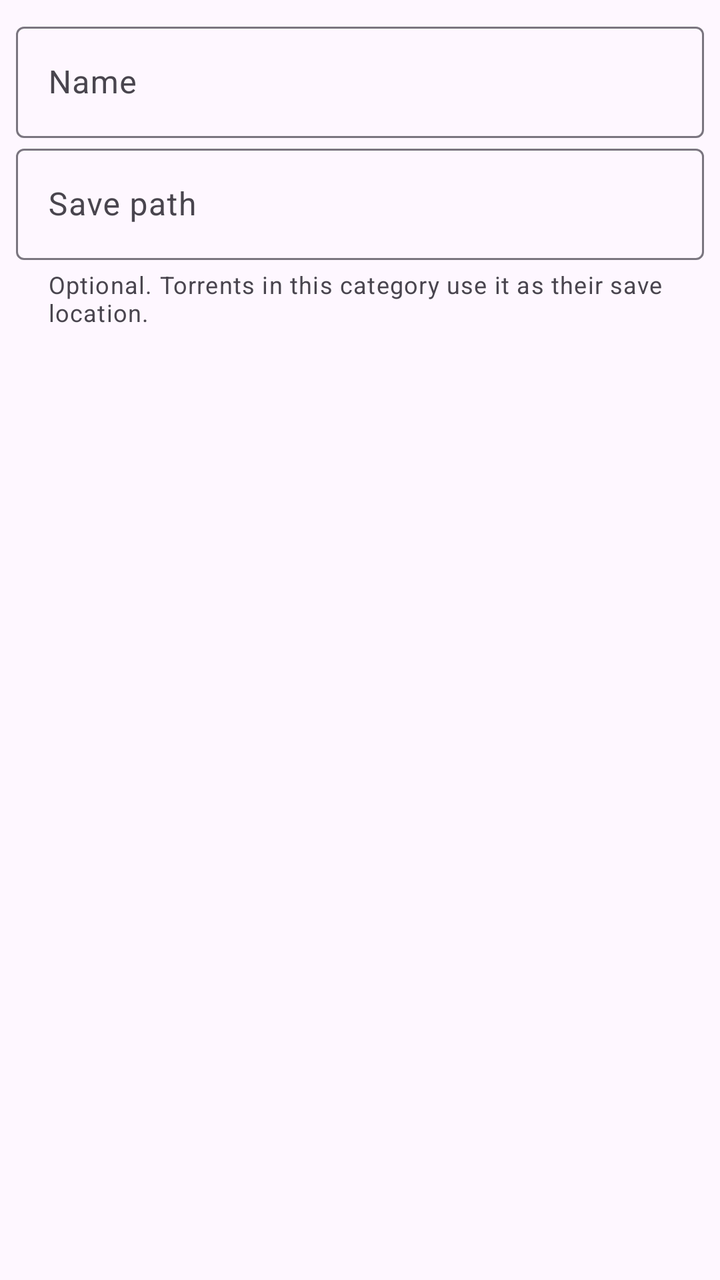
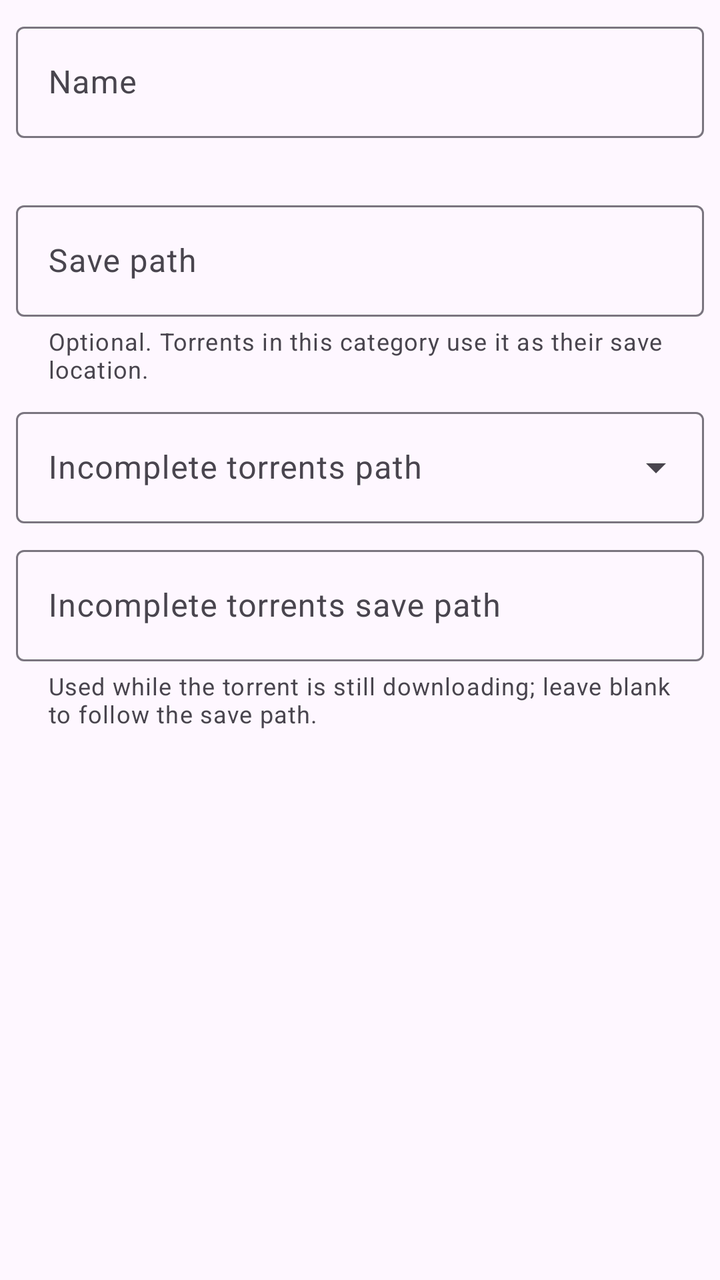

Before-and-after screenshots of an Android layout around one commit, followed by the original layout XML and the change that was made.
<!-- AndroidManifest.xml: application theme AppTheme -->
<!-- res/layout/dialog_category.xml -->
<?xml version="1.0" encoding="utf-8"?>
<LinearLayout xmlns:android="http://schemas.android.com/apk/res/android"
    xmlns:app="http://schemas.android.com/apk/res-auto"
    android:layout_width="match_parent"
    android:layout_height="wrap_content"
    android:orientation="vertical"
    android:padding="8dp">

    <com.google.android.material.textfield.TextInputLayout
        android:layout_width="match_parent"
        android:layout_height="wrap_content"
        android:hint="@string/category_name">

        <com.google.android.material.textfield.TextInputEditText
            android:id="@+id/category_name"
            android:layout_width="match_parent"
            android:layout_height="wrap_content"
            android:inputType="text" />
    </com.google.android.material.textfield.TextInputLayout>

    <com.google.android.material.textfield.TextInputLayout
        android:layout_width="match_parent"
        android:layout_height="wrap_content"
        android:hint="@string/category_save_path"
        app:helperText="@string/category_save_path_helper">

        <com.google.android.material.textfield.TextInputEditText
            android:id="@+id/category_save_path"
            android:layout_width="match_parent"
            android:layout_height="wrap_content"
            android:inputType="text" />
    </com.google.android.material.textfield.TextInputLayout>
</LinearLayout>
<!-- resources referenced by this layout -->
<resources>
  <string name="category_name">Name</string>
  <string name="category_save_path">Save path</string>
  <string name="category_save_path_helper">Optional. Torrents in this category use it as their save location.</string>
  <style name="AppTheme" parent="BaseTheme" />
  <color name="md_theme_primary">#68548E</color>
  <color name="md_theme_onPrimary">#FFFFFF</color>
  <color name="md_theme_primaryContainer">#EBDDFF</color>
  <color name="md_theme_onPrimaryContainer">#4F3D74</color>
  <color name="md_theme_secondary">#635B70</color>
  <color name="md_theme_onSecondary">#FFFFFF</color>
  <color name="md_theme_secondaryContainer">#E9DEF8</color>
  <color name="md_theme_onSecondaryContainer">#4B4358</color>
  <color name="md_theme_tertiary">#7E525D</color>
  <color name="md_theme_onTertiary">#FFFFFF</color>
  <color name="md_theme_tertiaryContainer">#FFD9E1</color>
  <color name="md_theme_onTertiaryContainer">#643B46</color>
  <color name="md_theme_error">#BA1A1A</color>
  <color name="md_theme_onError">#FFFFFF</color>
  <color name="md_theme_errorContainer">#FFDAD6</color>
  <color name="md_theme_onErrorContainer">#93000A</color>
  <color name="md_theme_background">#FEF7FF</color>
  <color name="md_theme_onBackground">#1D1B20</color>
  <color name="md_theme_surface">#FEF7FF</color>
  <color name="md_theme_onSurface">#1D1B20</color>
  <color name="md_theme_surfaceVariant">#E7E0EB</color>
  <color name="md_theme_onSurfaceVariant">#49454E</color>
  <color name="md_theme_outline">#7A757F</color>
  <color name="md_theme_outlineVariant">#CBC4CF</color>
  <color name="md_theme_inverseSurface">#322F35</color>
  <color name="md_theme_inverseOnSurface">#F5EFF7</color>
  <color name="md_theme_inversePrimary">#D3BCFD</color>
  <color name="md_theme_primaryFixed">#EBDDFF</color>
  <color name="md_theme_onPrimaryFixed">#230F46</color>
  <color name="md_theme_primaryFixedDim">#D3BCFD</color>
  <color name="md_theme_onPrimaryFixedVariant">#4F3D74</color>
  <color name="md_theme_secondaryFixed">#E9DEF8</color>
  <color name="md_theme_onSecondaryFixed">#1F182B</color>
  <color name="md_theme_secondaryFixedDim">#CDC2DB</color>
  <color name="md_theme_onSecondaryFixedVariant">#4B4358</color>
  <color name="md_theme_tertiaryFixed">#FFD9E1</color>
  <color name="md_theme_onTertiaryFixed">#31101B</color>
  <color name="md_theme_tertiaryFixedDim">#F0B7C5</color>
  <color name="md_theme_onTertiaryFixedVariant">#643B46</color>
  <color name="md_theme_surfaceDim">#DED8E0</color>
  <color name="md_theme_surfaceBright">#FEF7FF</color>
  <color name="md_theme_surfaceContainerLowest">#FFFFFF</color>
  <color name="md_theme_surfaceContainerLow">#F8F1FA</color>
  <color name="md_theme_surfaceContainer">#F2ECF4</color>
  <color name="md_theme_surfaceContainerHigh">#EDE6EE</color>
  <color name="md_theme_surfaceContainerHighest">#E7E0E8</color>
  <color name="colorOk">#2E6A44</color>
  <color name="colorOnOk">#FFFFFF</color>
  <color name="colorOkContainer">#B1F1C1</color>
  <color name="colorOnOkContainer">#12512E</color>
  <style name="Widget.App.SearchBar" parent="Widget.Material3.SearchBar">
          <item name="elevation">0dp</item>
      </style>
  <style name="Widget.App.AppBarLayout" parent="Widget.Material3.AppBarLayout">
          <item name="elevation">0dp</item>
      </style>
  <style name="Widget.App.LinearProgressIndicator" parent="Widget.Material3.LinearProgressIndicator">
          <item name="trackStopIndicatorSize">0dp</item>
      </style>
  <!-- unchanged entries left out for length: 4 -->
</resources>

<!-- the commit's change to res/layout/dialog_category.xml (unified diff, before → after) -->
@@ -1,33 +1,73 @@
 <?xml version="1.0" encoding="utf-8"?>
-<LinearLayout xmlns:android="http://schemas.android.com/apk/res/android"
+<ScrollView xmlns:android="http://schemas.android.com/apk/res/android"
     xmlns:app="http://schemas.android.com/apk/res-auto"
     android:layout_width="match_parent"
-    android:layout_height="wrap_content"
-    android:orientation="vertical"
-    android:padding="8dp">
+    android:layout_height="wrap_content">
 
-    <com.google.android.material.textfield.TextInputLayout
+    <LinearLayout
         android:layout_width="match_parent"
         android:layout_height="wrap_content"
-        android:hint="@string/category_name">
+        android:orientation="vertical"
+        android:padding="8dp">
 
-        <com.google.android.material.textfield.TextInputEditText
-            android:id="@+id/category_name"
+        <com.google.android.material.textfield.TextInputLayout
+            android:id="@+id/category_name_layout"
             android:layout_width="match_parent"
             android:layout_height="wrap_content"
-            android:inputType="text" />
-    </com.google.android.material.textfield.TextInputLayout>
+            android:hint="@string/category_name"
+            app:errorEnabled="true">
 
-    <com.google.android.material.textfield.TextInputLayout
-        android:layout_width="match_parent"
-        android:layout_height="wrap_content"
-        android:hint="@string/category_save_path"
-        app:helperText="@string/category_save_path_helper">
+            <com.google.android.material.textfield.TextInputEditText
+                android:id="@+id/category_name"
+                android:layout_width="match_parent"
+                android:layout_height="wrap_content"
+                android:inputType="text"
+                android:maxLines="1" />
+        </com.google.android.material.textfield.TextInputLayout>
 
-        <com.google.android.material.textfield.TextInputEditText
-            android:id="@+id/category_save_path"
+        <com.google.android.material.textfield.TextInputLayout
             android:layout_width="match_parent"
             android:layout_height="wrap_content"
-            android:inputType="text" />
-    </com.google.android.material.textfield.TextInputLayout>
-</LinearLayout>
+            android:layout_marginTop="8dp"
+            android:hint="@string/category_save_path"
+            app:helperText="@string/category_save_path_helper">
+
+            <com.google.android.material.textfield.TextInputEditText
+                android:id="@+id/category_save_path"
+                android:layout_width="match_parent"
+                android:layout_height="wrap_content"
+                android:inputType="text"
+                android:maxLines="1" />
+        </com.google.android.material.textfield.TextInputLayout>
+
+        <com.google.android.material.textfield.TextInputLayout
+            style="@style/Widget.Material3.TextInputLayout.OutlinedBox.ExposedDropdownMenu"
+            android:layout_width="match_parent"
+            android:layout_height="wrap_content"
+            android:layout_marginTop="8dp"
+            android:hint="@string/category_download_path_mode">
+
+            <com.google.android.material.textfield.MaterialAutoCompleteTextView
+                android:id="@+id/category_download_path_mode"
+                android:layout_width="match_parent"
+                android:layout_height="wrap_content"
+                android:inputType="none" />
+        </com.google.android.material.textfield.TextInputLayout>
+
+        <com.google.android.material.textfield.TextInputLayout
+            android:id="@+id/category_download_path_layout"
+            android:layout_width="match_parent"
+            android:layout_height="wrap_content"
+            android:layout_marginTop="8dp"
+            android:hint="@string/category_download_path"
+            app:helperText="@string/category_download_path_helper">
+
+            <com.google.android.material.textfield.TextInputEditText
+                android:id="@+id/category_download_path"
+                android:layout_width="match_parent"
+                android:layout_height="wrap_content"
+                android:inputType="text"
+                android:maxLines="1" />
+        </com.google.android.material.textfield.TextInputLayout>
+    </LinearLayout>
+</ScrollView>
<!-- resource entries referenced after the edit -->
@@ -1,5 +1,8 @@
 <!-- resources referenced by this layout -->
 <resources>
+  <string name="category_download_path">Incomplete torrents save path</string>
+  <string name="category_download_path_helper">Used while the torrent is still downloading; leave blank to follow the save path.</string>
+  <string name="category_download_path_mode">Incomplete torrents path</string>
   <string name="category_name">Name</string>
   <string name="category_save_path">Save path</string>
   <string name="category_save_path_helper">Optional. Torrents in this category use it as their save location.</string>
@@ -62,6 +65,8 @@
       </style>
   <style name="Widget.App.LinearProgressIndicator" parent="Widget.Material3.LinearProgressIndicator">
           <item name="trackStopIndicatorSize">0dp</item>
+          <item name="trackThickness">4dp</item>
+          <item name="trackCornerRadius">2dp</item>
       </style>
   <!-- unchanged entries left out for length: 4 -->
 </resources>
